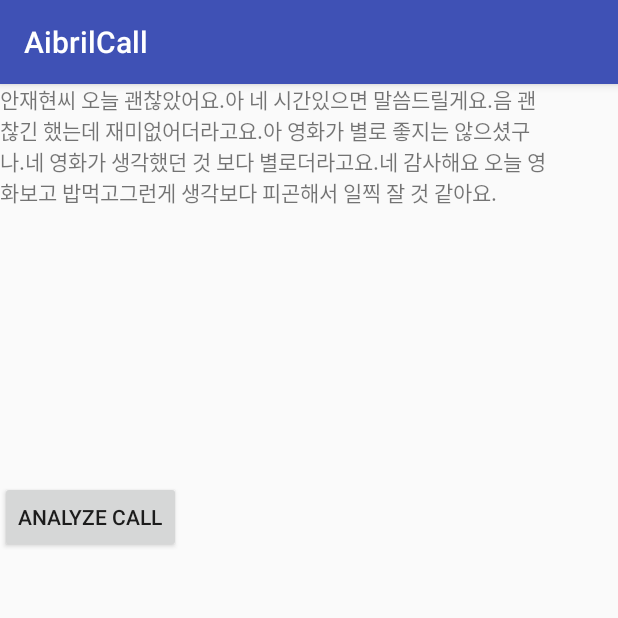
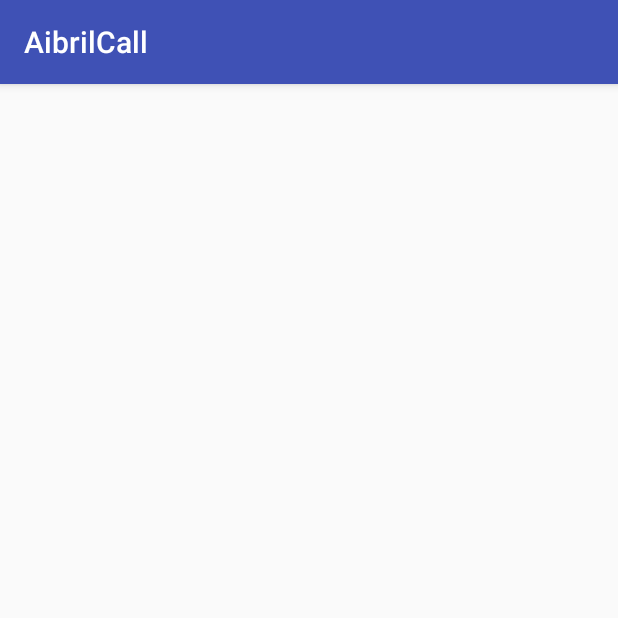
Before and after one commit to muniv/DT-Project, an Android app: the STTActivity screen opened directly, with no data from a screen before it, on a phone screen of 412 x 824 dp, the top half of it. Run offline under Robolectric (Android 15) with nearby library versions, the phone set to English and light mode, and no system bars; 2 statements that could not run were skipped.

Commit message:
Add time to CallData

```diff
--- a/AibrilCall/app/src/main/java/com/muni/examples/aibrilcall/CallData.java
+++ b/AibrilCall/app/src/main/java/com/muni/examples/aibrilcall/CallData.java
@@ -10,6 +10,7 @@ public class CallData {
     private String name;
     private String data;
     private String opponentNumber;
+    private String time;
     //getters & setters....
     public void setNumber(String str){
         number=str;
@@ -23,6 +24,9 @@ public class CallData {
     public void setOpponentNumber(String str) {
         str=str.replaceAll("-","");
         opponentNumber=str;
+    }
+    public void setTime(String str){
+        time=str;
     }
 
     public String getNumber() {
@@ -40,4 +44,8 @@ public class CallData {
     public String getOpponentNumber() {
         return opponentNumber; }
 
+    public String getTime() {
+        return time;
+    }
+
 }
--- a/AibrilCall/app/src/main/java/com/muni/examples/aibrilcall/STTActivity.java
+++ b/AibrilCall/app/src/main/java/com/muni/examples/aibrilcall/STTActivity.java
@@ -28,7 +28,9 @@ import java.io.InputStreamReader;
 import java.io.OutputStream;
 import java.net.HttpURLConnection;
 import java.net.URL;
+import java.text.SimpleDateFormat;
 import java.util.ArrayList;
+import java.util.Date;
 
 public class STTActivity extends AppCompatActivity {
     Intent i; //STT 인텐트
@@ -36,15 +38,27 @@ public class STTActivity extends AppCompatActivity {
     TextView tv; //STT결과를 보여주는 TextView
 
     String dataResult="";
+    String startTime="";
     static String opponentNumber;
     @Override
     protected void onCreate(Bundle savedInstanceState) {
         super.onCreate(savedInstanceState);
         setContentView(R.layout.activity_stt);
 
+        // 현재시간을 msec 으로 구한다.
+        long now = System.currentTimeMillis();
+        // 현재시간을 date 변수에 저장한다.
+        Date date = new Date(now);
+        // 시간을 나타냇 포맷을 정한다 ( yyyy/MM/dd 같은 형태로 변형 가능 )
+        SimpleDateFormat sdfNow = new SimpleDateFormat("yyyy/MM/dd HH:mm:ss");
+        // nowDate 변수에 값을 저장한다.
+        startTime = sdfNow.format(date);
+
+
         tv=(TextView) findViewById(R.id.tv);
-        tv.setText("안재현씨 오늘 괜찮았어요.아 네 시간있으면 말씀드릴게요.음 괜찮긴 했는데 재미없어더라고요.아 영화가 별로 좋지는 않으셨구나." +
-                "네 영화가 생각했던 것 보다 별로더라고요.네 감사해요 오늘 영화보고 밥먹고그런게 생각보다 피곤해서 일찍 잘 것 같아요.");
+        tv.setText("");
+        //tv.setText("안재현씨 오늘 괜찮았어요.아 네 시간있으면 말씀드릴게요.음 괜찮긴 했는데 재미없어더라고요.아 영화가 별로 좋지는 않으셨구나." +
+               // "네 영화가 생각했던 것 보다 별로더라고요.네 감사해요 오늘 영화보고 밥먹고그런게 생각보다 피곤해서 일찍 잘 것 같아요.");
         //STT 설정 코드
         i = new Intent(RecognizerIntent.ACTION_RECOGNIZE_SPEECH);
         i.putExtra(RecognizerIntent.EXTRA_CALLING_PACKAGE, getPackageName());
@@ -54,23 +68,9 @@ public class STTActivity extends AppCompatActivity {
 
         final STTActivity.BackThread thread = new STTActivity.BackThread();//STT 스레드
 
-        final Button end_call=(Button) findViewById(R.id.end_call);
         // STT 스레드 생성하고 시작
         thread.setDaemon(true);
         thread.start();
-
-        /*
-        end_call.setOnClickListener(new View.OnClickListener() {
-            @Override
-            public void onClick(View view) {
-                // STT 스레드 중단
-                Log.d("******","죽어라!");
-                thread.interrupt();
-                dataResult= (String) tv.getText();
-                new STTActivity.HttpAsyncTask().execute("http://34.223.211.250:3000/analyze");
-            }
-        });
-        */
         TelephonyManager manager = (TelephonyManager) getSystemService(Context.TELEPHONY_SERVICE);
         manager.listen(phoneStateListener, PhoneStateListener.LISTEN_CALL_STATE);
     }
@@ -78,13 +78,7 @@ public class STTActivity extends AppCompatActivity {
     {
         public void onCallStateChanged(int state, String incomingNumber)
         {
-            if(state==TelephonyManager.CALL_STATE_IDLE){
-                /*
-                Intent stt_activity_intent = new Intent(
-                        getApplicationContext(),
-                        STTActivity.class);
-                startActivity(stt_activity_intent);
-                */
+            if(state==TelephonyManager.CALL_STATE_IDLE){ //통화가 끝나면
                 dataResult= (String) tv.getText();
                 new STTActivity.HttpAsyncTask().execute("http://34.223.211.250:3000/analyze");
             }
@@ -161,7 +155,7 @@ public class STTActivity extends AppCompatActivity {
                     Thread.sleep(100);
                 } catch (InterruptedException e) {
                     e.printStackTrace();
-                    Log.d("******","thread주금!");
+                    //Log.d("******","thread주금!");
                 } finally {
 
                 }
@@ -204,6 +198,7 @@ public class STTActivity extends AppCompatActivity {
             jsonObject.accumulate("name", callData.getName());
             jsonObject.accumulate("data", callData.getData());
             jsonObject.accumulate("opponentNumber", callData.getOpponentNumber());
+            jsonObject.accumulate("time", callData.getTime());
 
             // 4. convert JSONObject to JSON to String
             json = jsonObject.toString();
@@ -265,7 +260,8 @@ public class STTActivity extends AppCompatActivity {
             callData.setName("주혜");
             callData.setData(dataResult);
             callData.setOpponentNumber(opponentNumber);
-            Log.d("*******sent data",phoneNum+", 주혜, "+dataResult+","+opponentNumber);
+            callData.setTime(startTime);
+            Log.d("*******sent data",phoneNum+", 주혜, "+dataResult+","+opponentNumber+","+startTime);
             return POST(urls[0],callData);
         }
         // onPostExecute displays the results of the AsyncTask.
--- a/AibrilCall/app/src/main/res/layout/activity_stt.xml
+++ b/AibrilCall/app/src/main/res/layout/activity_stt.xml
@@ -29,11 +29,6 @@
             android:layout_weight="1"
             android:orientation="horizontal">
 
-            <Button
-                android:id="@+id/end_call"
-                android:layout_width="match_parent"
-                android:layout_height="wrap_content"
-                android:text="Analyze Call" />
         </LinearLayout>
 
     </LinearLayout>
```
Also changed, not shown: AibrilCall/app/src/main/java/com/muni/examples/aibrilcall/MainActivity.java (+1 -29 lines), AibrilCall/app/src/main/java/com/muni/examples/aibrilcall/ResultActivity.java (+1 -87 lines).
